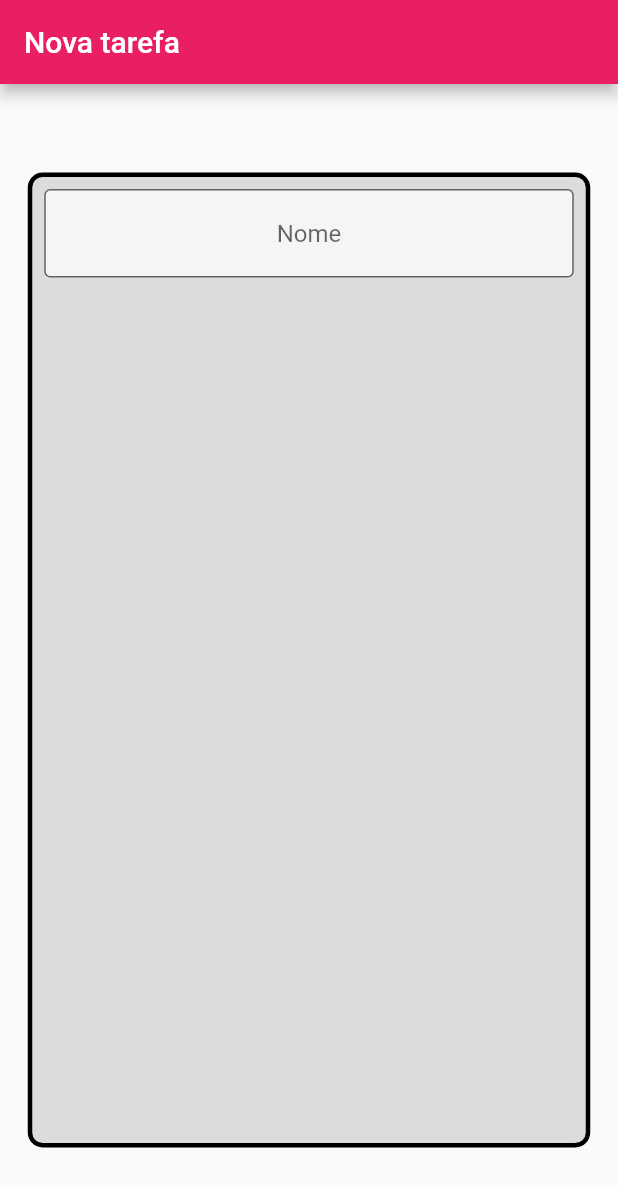
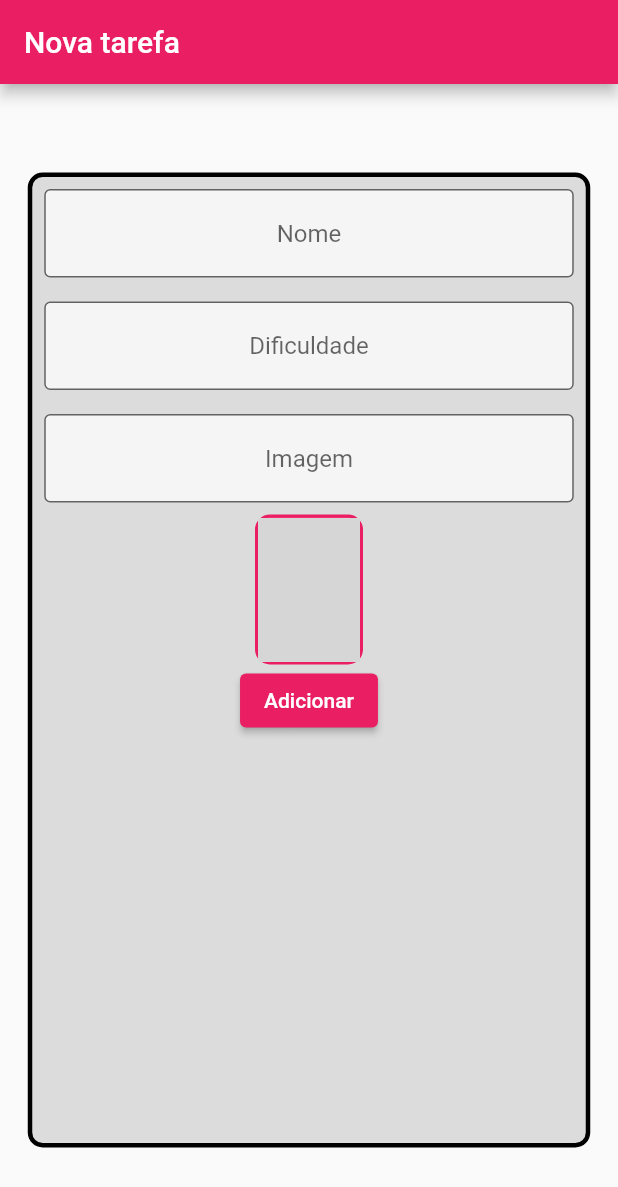
Before and after one commit to luanarruda/Flutter-DataPersistence, a Flutter app: the screen it shows after launch, on a phone screen of 412 x 824 dp. Shown: the top 1187 px of the screen. Run offline on Flutter 3.47's test engine with Material 2 defaults, Android fonts, the phone set to English and light mode, and no system bars; network calls fail; grey boxes are pictures that could not be loaded.

Commit message:
Enable real-time preview of newly added images

```diff
--- a/lib/screens/form-screen.dart
+++ b/lib/screens/form-screen.dart
@@ -8,6 +8,10 @@ class FormScreen extends StatefulWidget {
 }
 
 class _FormScreenState extends State<FormScreen> {
+  TextEditingController nameController = TextEditingController();
+  TextEditingController difficultyController = TextEditingController();
+  TextEditingController imageController = TextEditingController();
+
   @override
   Widget build(BuildContext context) {
     return Scaffold(
@@ -28,18 +32,72 @@ class _FormScreenState extends State<FormScreen> {
               Padding(
                 padding: const EdgeInsets.all(8.0),
                 child: TextFormField(
+                  controller: nameController,
                   textAlign: TextAlign.center,
-                  decoration: InputDecoration(
+                  decoration: const InputDecoration(
                     border: OutlineInputBorder(),
                     hintText: 'Nome',
                     fillColor: Colors.white70,
                     filled: true,
                   ),
                 ),
-              ),//tem o validator
+              ),
+              Padding(
+                padding: const EdgeInsets.all(8.0),
+                child: TextFormField(
+                  controller: difficultyController,
+                  textAlign: TextAlign.center,
+                  decoration: const InputDecoration(
+                    border: OutlineInputBorder(),
+                    hintText: 'Dificuldade',
+                    fillColor: Colors.white70,
+                    filled: true,
+                  ),
+                ),
+              ), //tem o validator
+              Padding(
+                padding: const EdgeInsets.all(8.0),
+                child: TextFormField(
+                  onChanged: (text){
+                   setState(() {
 
+                   });
+                  },//on changed, qunado mudar usa oset state ja que estamos em um statefullwidget
+                  controller: imageController,
+                  textAlign: TextAlign.center,
+                  //input
+                  decoration: const InputDecoration(
+                    border: OutlineInputBorder(),
+                    hintText: 'Imagem',
+                    fillColor: Colors.white70,
+                    filled: true,
+                  ),
+                ),
+              ),
+              Container(
+                height: 100,
+                width: 72,
+                decoration: BoxDecoration(
+                  color: Colors.pinkAccent,
+                  borderRadius: BorderRadius.circular(10),
+                  border: Border.all(width: 2, color: Colors.pink),
+                ),
+                child: ClipRRect(
+                  borderRadius: BorderRadius.circular(10),
+                  child: Image.network(
+                    imageController.text,
+                    fit: BoxFit.cover,
+                  ),
+                ),
+              ),
+              ElevatedButton(
+                  onPressed: () {
+                    print(nameController);
+                    print(int.parse(difficultyController.text));
+                    print(imageController);
+                  },
+                  child: const Text('Adicionar'))
             ],
-
           ),
         ),
       ),
```
